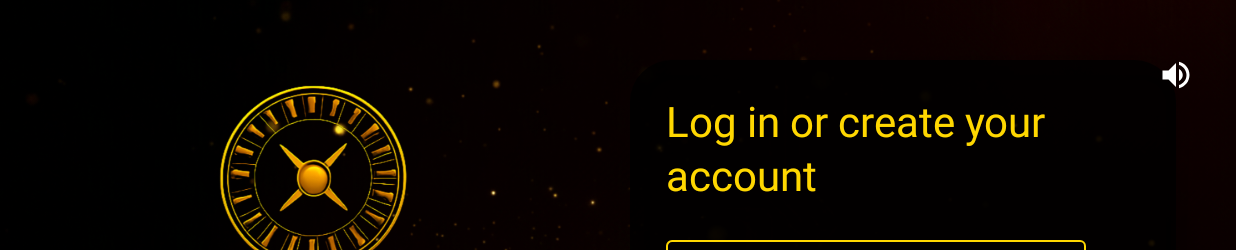
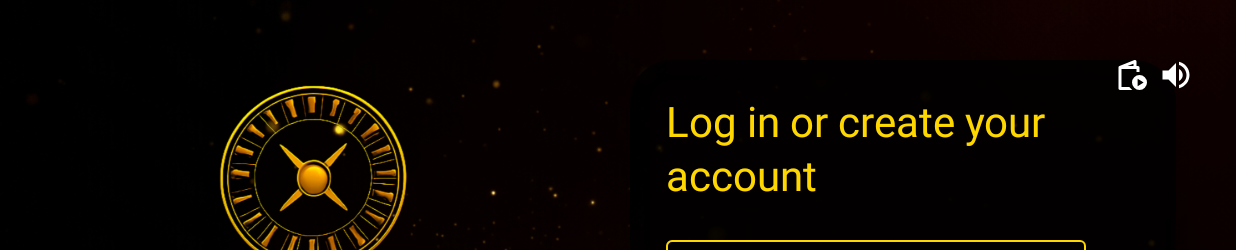
Before and after one commit to RobertNavalonUO1/Ruleta, an Android app built with Jetpack Compose: the screen it shows after launch (MainActivity), after a tap on "Mute", on a phone screen of 824 x 412 dp (held sideways). Shown: the top 250 px of the screen. Run offline under Robolectric (Android 15) with nearby library versions, the light colour scheme and no system bars; our stand-ins replace Room's generated code.

Commit message:
Selector de musica colocado junto a icono volumen en mainactivity

```diff
--- a/app/src/main/java/com/api/ruletaeuropea/MainActivity.kt
+++ b/app/src/main/java/com/api/ruletaeuropea/MainActivity.kt
@@ -28,10 +28,15 @@ import android.content.pm.PackageManager
 import androidx.core.app.ActivityCompat
 import androidx.core.content.ContextCompat
 import android.Manifest
+import android.net.Uri
+import androidx.activity.compose.rememberLauncherForActivityResult
+import androidx.activity.result.contract.ActivityResultContracts
 import kotlinx.coroutines.CoroutineScope
 import kotlinx.coroutines.Dispatchers
 import kotlinx.coroutines.launch
 import com.api.ruletaeuropea.logica.obtenerUbicacion
+import androidx.compose.ui.platform.LocalContext
+
 
 
 
@@ -149,6 +154,36 @@ class MainActivity : ComponentActivity() {
                         )
 
                     }
+
+                    val context = LocalContext.current
+
+                    // Launcher para seleccionar archivo MP3
+                    val pickAudioLauncher = rememberLauncherForActivityResult(
+                        contract = ActivityResultContracts.OpenDocument()
+                    ) { uri: Uri? ->
+                        uri?.let {
+                            val intent = Intent(context, MusicService::class.java).apply {
+                                putExtra("action", "SET_MUSIC")
+                                putExtra("audioUri", uri.toString())
+                            }
+                            context.startService(intent)
+                        }
+                    }
+                    // Botón Musica arriba derecha (Abre selector de audio)
+                    IconButton(
+                        onClick = {
+                            pickAudioLauncher.launch(arrayOf("audio/mpeg"))
+                        },
+                        modifier = Modifier
+                            .align(Alignment.TopEnd) // Arriba a la derecha del Box padre
+                            .padding(end = 45.dp, top = 26.dp) // Ajusta separación respecto al botón de volumen
+                    ) {
+                        Icon(
+                            painter = painterResource(id = R.drawable.icselectmusic), // tu ícono de música
+                            contentDescription = "Cambiar música",
+                            tint = Color.White // o cambia según fondo
+                        )
+                    }
                 }
             }
         }
```
Also changed, not shown: app/src/main/java/com/api/ruletaeuropea/Pantallas/PantallaMenu.kt (+0 -28 lines), app/src/main/java/com/api/ruletaeuropea/logica/LogicaRuleta.kt (+4 -15 lines).
